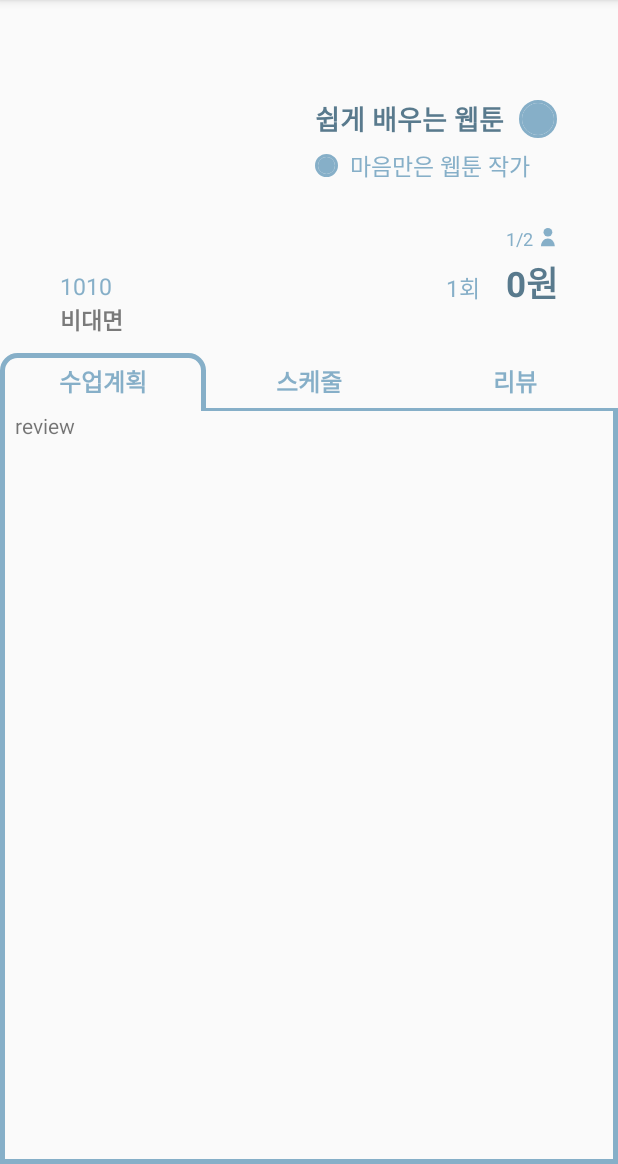
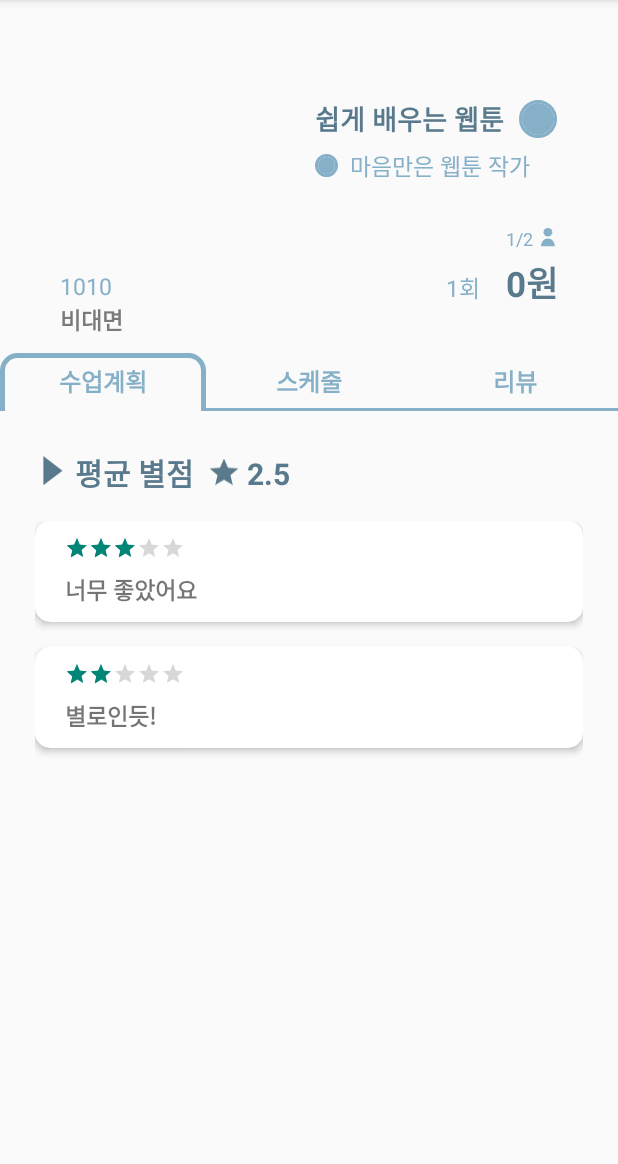
Before and after one commit to sonekthree/metering, an Android app: the fragment reviewFragment placed in its activity, on a phone screen of 412 x 824 dp, the part 72-1236 px from its top. Run offline under Robolectric (Android 15) with nearby library versions, the phone set to English and light mode, and no system bars; our stand-ins replace CircleImageView; libraries missing offline, so code that uses them is left out: com.prolificinteractive.materialcalendarview; plain views replace ShadowImageView; 2 statements that could not run were skipped.

Commit message:
reviewFragment 리뷰 리사이클러뷰 ADD

```diff
--- a/app/build.gradle
+++ b/app/build.gradle
@@ -43,6 +43,9 @@ dependencies {
     //calendarview
     implementation 'com.github.prolificinteractive:material-calendarview:2.0.1'
 
+    //cardview
+    implementation "androidx.cardview:cardview:1.0.0"
+
     // firebase
     implementation platform('com.google.firebase:firebase-bom:29.0.0')
     implementation 'com.google.firebase:firebase-auth'
--- /dev/null
+++ b/app/src/main/java/com/exam/metering/viewClassFragment/RvAdapter.java
@@ -0,0 +1,57 @@
+package com.exam.metering.viewClassFragment;
+
+import android.content.Context;
+import android.view.LayoutInflater;
+import android.view.View;
+import android.view.ViewGroup;
+import android.widget.RatingBar;
+import android.widget.TextView;
+
+import androidx.recyclerview.widget.RecyclerView;
+
+import com.exam.metering.R;
+
+import java.util.List;
+
+public class RvAdapter extends RecyclerView.Adapter<RvAdapter.CustomViewHolder> {
+
+    private Context context;
+    private String review;
+    private List<Review_info> items;
+    RatingBar ratingBar;
+    public RvAdapter(Context context, List<Review_info> items) {
+        this.context = context;
+        this.items = items;
+    }
+
+
+    @Override
+    public CustomViewHolder onCreateViewHolder(ViewGroup parent, int viewType) {
+        View view = LayoutInflater.from(parent.getContext()).inflate(R.layout.review_item, parent, false);
+        CustomViewHolder viewHolder = new CustomViewHolder(view);
+        ratingBar = view.findViewById(R.id.ratingbar);
+        return viewHolder;
+    }
+
+
+    @Override
+    public void onBindViewHolder(CustomViewHolder holder, int position) {
+        final float rating = items.get(position).rating;
+        final String content = items.get(position).content;
+        ratingBar.setRating(rating);
+        holder.tv.setText(content);
+    }
+
+    @Override
+    public int getItemCount() {
+        return this.items.size();
+    }
+
+    public class CustomViewHolder extends RecyclerView.ViewHolder {
+        TextView tv;
+        public CustomViewHolder(View itemView) {
+            super(itemView);
+            tv = (TextView) itemView.findViewById(R.id.tv_review);
+        }
+    }
+}
--- a/app/src/main/java/com/exam/metering/viewClassFragment/reviewFragment.java
+++ b/app/src/main/java/com/exam/metering/viewClassFragment/reviewFragment.java
@@ -4,21 +4,58 @@ import android.os.Bundle;
 import android.view.LayoutInflater;
 import android.view.View;
 import android.view.ViewGroup;
+import android.widget.TextView;
 
 import androidx.annotation.NonNull;
 import androidx.annotation.Nullable;
 import androidx.fragment.app.Fragment;
+import androidx.recyclerview.widget.LinearLayoutManager;
+import androidx.recyclerview.widget.RecyclerView;
 
 import com.exam.metering.R;
 
+import java.util.ArrayList;
+import java.util.List;
+
 
 public class reviewFragment extends Fragment {
-
+    private RecyclerView rv;
+    private LinearLayoutManager llm;
+    private TextView avg_tv;
+    private List<Review_info> count;
+    private float total;
     @Nullable
     @Override
     public View onCreateView(@NonNull LayoutInflater inflater, @Nullable ViewGroup container, @Nullable Bundle savedInstanceState) {
         View view = inflater.inflate(R.layout.fragment_review, container, false);
+        rv = (RecyclerView) view.findViewById(R.id.main_rv);
+        llm = new LinearLayoutManager(view.getContext());
+        avg_tv = (TextView) view.findViewById(R.id.avg);
+        String review = "너무좋아요";
+        count = new ArrayList<>();
+        count.add(new Review_info((float) 3.0, "너무 좋았어요"));
+        count.add(new Review_info((float) 2.0, "별로인듯!"));
+
+        for(Review_info i : count){
+            total+=i.rating;
+        }
+        avg_tv.setText(""+total/count.size());
+
+        rv.setHasFixedSize(true);
+        rv.setLayoutManager(llm);
+        RvAdapter adapter = new RvAdapter(getActivity().getApplicationContext(),  count);
+        rv.setAdapter(adapter);
 
         return view;
     }
 }
+
+class Review_info{
+    float rating;
+    String content;
+
+    Review_info(float rating, String content){
+        this.rating = rating;
+        this. content = content;
+    }
+}
--- /dev/null
+++ b/app/src/main/res/drawable/custom_rating.xml
@@ -0,0 +1,11 @@
+<layer-list xmlns:android="http://schemas.android.com/apk/res/android">
+    <item android:id="@android:id/background"
+        android:drawable="@drawable/custom_rating_false" />
+
+    <item android:id="@android:id/secondaryProgress"
+        android:drawable="@drawable/custom_rating_false" />
+
+    <item android:id="@android:id/progress"
+        android:drawable="@drawable/custom_rating_true" />
+
+</layer-list>
--- /dev/null
+++ b/app/src/main/res/drawable/custom_rating_false.xml
@@ -0,0 +1,17 @@
+<selector xmlns:android="http://schemas.android.com/apk/res/android">
+
+    <item android:state_pressed="true"
+        android:state_window_focused="true"
+        android:drawable="@drawable/empty_star" />
+
+    <item android:state_focused="true"
+        android:state_window_focused="true"
+        android:drawable="@drawable/empty_star" />
+
+    <item android:state_selected="true"
+        android:state_window_focused="true"
+        android:drawable="@drawable/empty_star" />
+
+    <item android:drawable="@drawable/empty_star" />
+
+</selector>
--- /dev/null
+++ b/app/src/main/res/drawable/custom_rating_true.xml
@@ -0,0 +1,17 @@
+<selector xmlns:android="http://schemas.android.com/apk/res/android">
+
+    <item android:state_pressed="true"
+        android:state_window_focused="true"
+        android:drawable="@drawable/full_star" />
+
+    <item android:state_focused="true"
+        android:state_window_focused="true"
+        android:drawable="@drawable/full_star" />
+
+    <item android:state_selected="true"
+        android:state_window_focused="true"
+        android:drawable="@drawable/full_star" />
+
+    <item android:drawable="@drawable/full_star" />
+
+</selector>
--- /dev/null
+++ b/app/src/main/res/drawable/empty_star.xml
@@ -0,0 +1,11 @@
+<vector xmlns:android="http://schemas.android.com/apk/res/android"
+    android:width="13dp"
+    android:height="12dp"
+    android:viewportWidth="13"
+    android:viewportHeight="12">
+  <path
+      android:strokeWidth="1"
+      android:pathData="M6.5,1.302L7.7576,4.3256L7.8749,4.6076L8.1793,4.632L11.4436,4.8937L8.9566,7.0241L8.7246,7.2228L8.7955,7.5199L9.5553,10.7053L6.7606,8.9983L6.5,8.8391L6.2394,8.9983L3.4447,10.7053L4.2045,7.5199L4.2754,7.2228L4.0434,7.0241L1.5564,4.8937L4.8207,4.632L5.1251,4.6076L5.2424,4.3256L6.5,1.302Z"
+      android:fillColor="#00000000"
+      android:strokeColor="#86AFC8"/>
+</vector>
--- /dev/null
+++ b/app/src/main/res/drawable/full_star.xml
@@ -0,0 +1,9 @@
+<vector xmlns:android="http://schemas.android.com/apk/res/android"
+    android:width="13dp"
+    android:height="12dp"
+    android:viewportWidth="13"
+    android:viewportHeight="12">
+  <path
+      android:pathData="M6.5,0L8.2193,4.1336L12.6819,4.4914L9.2818,7.4039L10.3206,11.7586L6.5,9.425L2.6794,11.7586L3.7182,7.4039L0.3181,4.4914L4.7807,4.1336L6.5,0Z"
+      android:fillColor="#86AFC8"/>
+</vector>
--- /dev/null
+++ b/app/src/main/res/drawable/ic_polygon_3.xml
@@ -0,0 +1,14 @@
+<vector xmlns:android="http://schemas.android.com/apk/res/android"
+    android:width="18dp"
+    android:height="23dp"
+    android:viewportWidth="18"
+    android:viewportHeight="23">
+  <path
+      android:pathData="M14,7.5L4.25,14.8612L4.25,0.1388L14,7.5Z"
+      android:fillColor="#597A8D"/>
+  <path
+      android:strokeWidth="1"
+      android:pathData="M4.75,1.1428L13.1702,7.5L4.75,13.8572L4.75,1.1428Z"
+      android:fillColor="#00000000"
+      android:strokeColor="#597A8D"/>
+</vector>
--- /dev/null
+++ b/app/src/main/res/drawable/ic_star_1.xml
@@ -0,0 +1,9 @@
+<vector xmlns:android="http://schemas.android.com/apk/res/android"
+    android:width="13dp"
+    android:height="12dp"
+    android:viewportWidth="13"
+    android:viewportHeight="12">
+  <path
+      android:pathData="M6.5,0L8.2193,4.1336L12.6819,4.4914L9.2818,7.4039L10.3206,11.7586L6.5,9.425L2.6794,11.7586L3.7182,7.4039L0.3181,4.4914L4.7807,4.1336L6.5,0Z"
+      android:fillColor="#597A8D"/>
+</vector>
--- a/app/src/main/res/layout/fragment_review.xml
+++ b/app/src/main/res/layout/fragment_review.xml
@@ -1,16 +1,77 @@
 <?xml version="1.0" encoding="utf-8"?>
-<androidx.constraintlayout.widget.ConstraintLayout xmlns:android="http://schemas.android.com/apk/res/android"
+<LinearLayout
+    xmlns:android="http://schemas.android.com/apk/res/android"
     xmlns:app="http://schemas.android.com/apk/res-auto"
     xmlns:tools="http://schemas.android.com/tools"
     android:layout_width="match_parent"
     android:layout_height="match_parent"
-    android:background="@drawable/flagment_border_custom"
+    android:orientation="vertical"
+    android:paddingTop="20dp"
     tools:context=".viewClassFragment.reviewFragment">
 
+    <androidx.constraintlayout.widget.ConstraintLayout
+        android:layout_width="match_parent"
+        android:layout_height="wrap_content"
+        android:paddingVertical="10dp"
+        android:paddingHorizontal="20dp">
 
-    <TextView
-        android:layout_width="match_parent"
-        android:layout_height="match_parent"
-        android:layout_marginStart="10dp"
-        android:text="review" />
-</androidx.constraintlayout.widget.ConstraintLayout>
+        <ImageView
+            android:id="@+id/polygon"
+            android:layout_width="30dp"
+            android:layout_height="30dp"
+            android:src="@drawable/ic_polygon_3"
+            app:layout_constraintStart_toStartOf="parent"
+            app:layout_constraintTop_toTopOf="parent"/>
+
+        <TextView
+            android:id="@+id/tv_avg"
+            android:layout_width="wrap_content"
+            android:layout_height="wrap_content"
+            android:text="평균 별점"
+            android:textSize="20sp"
+            android:textColor="#597A8D"
+            android:textStyle="bold"
+            android:layout_marginBottom="10dp"
+            app:layout_constraintStart_toEndOf="@id/polygon"
+            app:layout_constraintTop_toTopOf="@id/polygon"
+            app:layout_constraintBottom_toBottomOf="@id/polygon"/>
+
+
+        <ImageView
+            android:id="@+id/star"
+            android:layout_width="20dp"
+            android:layout_height="20dp"
+            android:src="@drawable/ic_star_1"
+            android:layout_marginStart="10dp"
+            app:layout_constraintStart_toEndOf="@id/tv_avg"
+            app:layout_constraintTop_toTopOf="@id/tv_avg"
+            app:layout_constraintBottom_toBottomOf="@id/tv_avg"/>
+
+        <TextView
+            android:id="@+id/avg"
+            android:layout_width="wrap_content"
+            android:layout_height="wrap_content"
+            android:text="3"
+            android:textSize="20sp"
+            android:textColor="#597A8D"
+            android:textStyle="bold"
+            android:layout_marginStart="5dp"
+            app:layout_constraintStart_toEndOf="@id/star"
+            app:layout_constraintTop_toTopOf="@id/star"
+            app:layout_constraintBottom_toBottomOf="@id/star"/>
+
+        <androidx.recyclerview.widget.RecyclerView
+            android:id="@+id/main_rv"
+            android:layout_width="match_parent"
+            android:layout_height="wrap_content"
+            android:layout_marginTop="10dp"
+            app:layoutManager="androidx.recyclerview.widget.LinearLayoutManager"
+            app:layout_constraintTop_toBottomOf="@id/polygon"
+            app:layout_constraintStart_toStartOf="@id/polygon">
+        </androidx.recyclerview.widget.RecyclerView>
+
+    </androidx.constraintlayout.widget.ConstraintLayout>
+
+
+
+</LinearLayout>
--- /dev/null
+++ b/app/src/main/res/layout/review_item.xml
@@ -0,0 +1,50 @@
+<LinearLayout
+    xmlns:android="http://schemas.android.com/apk/res/android"
+    android:layout_width="match_parent"
+    android:layout_height="wrap_content"
+    android:layout_margin="3dp"
+    xmlns:app="http://schemas.android.com/apk/res-auto">
+    <androidx.cardview.widget.CardView
+        android:id = "@+id/review_cardview"
+        android:layout_width="match_parent"
+        android:layout_height="wrap_content"
+        android:layout_marginBottom="10dp"
+        app:cardElevation="3dp"
+        app:cardCornerRadius="10dp">
+
+        <androidx.constraintlayout.widget.ConstraintLayout
+            android:layout_width="match_parent"
+            android:layout_height="wrap_content"
+            android:paddingVertical="10dp"
+            android:paddingStart="20dp">
+
+            <RatingBar
+                android:id="@+id/ratingbar"
+                android:layout_width="wrap_content"
+                android:layout_height="wrap_content"
+                android:isIndicator="true"
+                style="@style/Widget.AppCompat.RatingBar.Small"
+                app:layout_constraintStart_toStartOf="parent"
+                app:layout_constraintTop_toTopOf="parent" />
+
+            <TextView
+                android:id="@+id/tv_review"
+                android:layout_width="wrap_content"
+                android:layout_height="wrap_content"
+                android:text="fdfd"
+                android:textStyle="bold"
+                android:textSize="15sp"
+                android:layout_marginTop="8dp"
+                app:layout_constraintTop_toBottomOf="@id/ratingbar"
+                app:layout_constraintStart_toStartOf="@id/ratingbar"
+                />
+
+        </androidx.constraintlayout.widget.ConstraintLayout>
+
+
+
+    </androidx.cardview.widget.CardView>
+
+
+
+</LinearLayout>
--- a/app/src/main/res/values/styles.xml
+++ b/app/src/main/res/values/styles.xml
@@ -21,4 +21,11 @@
         <item name="android:background">@drawable/bottom_dialog_custom</item>
     </style>
 
+    <style name="reviewRatingBar" parent="@android:style/Widget.RatingBar">
+        <item name="android:indeterminateOnly">false</item>
+        <item name="android:progressDrawable">@drawable/custom_rating</item>
+        <item name="android:minHeight">57dip</item>
+        <item name="android:maxHeight">57dip</item>
+        <item name="android:thumb">@null</item>
+    </style>
 </resources>
```
